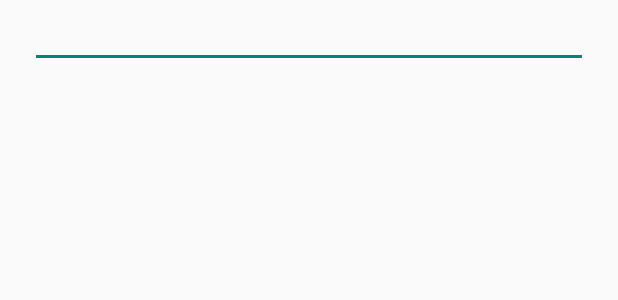
After one commit to dearhj/ToolBag, an Android app: the layout input_layout.xml on its own in the app's theme, with its tools: preview values and no code run, on a phone screen of 412 x 824 dp. The commit adds this screen. Shown: the top 300 px of the screen. Run offline under Robolectric (Android 15) with nearby library versions, the phone set to English and light mode, and no system bars.

Commit message:
增加目标设置功能

```diff
--- a/app/src/main/java/com/android/toolbag/Ext.kt
+++ b/app/src/main/java/com/android/toolbag/Ext.kt
@@ -222,7 +222,7 @@ fun updateStepsInfo(mContext: Context) {
     MainScope().launch(Dispatchers.IO) {
         val todayInt = getTodayInfoAsInt() //今天日期
         val todayStr = getTodayInfo() //今天日期字符串形式
-        val turnOnTime = App.dao?.getTurnOnTime()?.lastTurnOnTime ?: 18931226  //开机时间，传感器数据清空时间
+        val turnOnTime = App.dao?.getTurnOnTime("TurnOn")?.dataValue ?: 18931226  //开机时间，传感器数据清空时间
         App.dao?.deleteOldData(getDate30DaysAgo()) //删除30天以前的数据
         if (todayInt == turnOnTime) { //今天刚开机
             val yesInt = getYesterdayDateAsInt()
--- a/app/src/main/java/com/android/toolbag/bean/StepCountDao.kt
+++ b/app/src/main/java/com/android/toolbag/bean/StepCountDao.kt
@@ -23,9 +23,9 @@ interface StepCountDao {
     @Query("DELETE FROM step_count WHERE date < :cutoffDate")
     fun deleteOldData(cutoffDate: Int)
 
-    // 查询开机时间表中的数据，如果不存在则返回 null
-    @Query("SELECT * FROM turn_on_time LIMIT 1")
-    fun getTurnOnTime(): TurnOnTime?
+    // 查询开机时间数据
+    @Query("SELECT * FROM turn_on_time WHERE name = :name")
+    fun getTurnOnTime(name: String): TurnOnTime?
 
     // 插入数据，如果数据已存在则更新
     @Insert(onConflict = OnConflictStrategy.REPLACE)
--- a/app/src/main/java/com/android/toolbag/bean/TurnOnTime.kt
+++ b/app/src/main/java/com/android/toolbag/bean/TurnOnTime.kt
@@ -5,6 +5,6 @@ import androidx.room.PrimaryKey
 
 @Entity(tableName = "turn_on_time")
 data class TurnOnTime(
-    @PrimaryKey val turnOn: String = "TurnOn",
-    val lastTurnOnTime: Int = 18931226, // 日期作为主键
+    @PrimaryKey val name: String = "TurnOn",
+    val dataValue: Int = 18931226, // 日期作为主键
 )
--- a/app/src/main/java/com/android/toolbag/widget/StepArcView.java
+++ b/app/src/main/java/com/android/toolbag/widget/StepArcView.java
@@ -236,6 +236,10 @@ public class StepArcView extends View {
         setAnimation(0f, currentAngleLength);
     }
 
+    public void setTarget(int targetNum){
+        todayStepNumber = targetNum;
+    }
+
     /**
      * 为进度设置动画
      * ValueAnimator是整个属性动画机制当中最核心的一个类，属性动画的运行机制是通过不断地对值进行操作来实现的，
--- /dev/null
+++ b/app/src/main/res/layout/input_layout.xml
@@ -0,0 +1,17 @@
+<androidx.constraintlayout.widget.ConstraintLayout xmlns:android="http://schemas.android.com/apk/res/android"
+    xmlns:tools="http://schemas.android.com/tools"
+    android:id="@+id/main"
+    android:layout_width="match_parent"
+    android:layout_height="match_parent"
+    android:paddingStart="20dp"
+    android:paddingEnd="20dp"
+    tools:context=".MainActivity">
+
+    <EditText
+        android:id="@+id/text"
+        android:layout_width="match_parent"
+        android:layout_height="wrap_content"
+        android:inputType="number"
+        tools:ignore="MissingConstraints" />
+
+</androidx.constraintlayout.widget.ConstraintLayout>
--- a/app/src/main/res/values/strings.xml
+++ b/app/src/main/res/values/strings.xml
@@ -57,4 +57,7 @@
     <string name="fail_1">Please follow the method shown in the diagram to make the device perpendicular to the horizontal plane and try again!</string>
     <string name="fail_2">Please adjust the device direction according to the diagram, ensuring that the top of the device is close to the eye side!</string>
     <string name="fail_3">Please follow the method shown in the diagram to ensure that the eyes, equipment, and the top of the object being measured are on the same straight line!</string>
+    <string name="sure">Sure</string>
+    <string name="cancel">Cancel</string>
+    <string name="input">Please enter the target number of steps</string>
 </resources>
```
Also changed, not shown: app/src/main/java/com/android/toolbag/item/StepCounterActivity.kt (+59 -0 lines), 1 other file.
